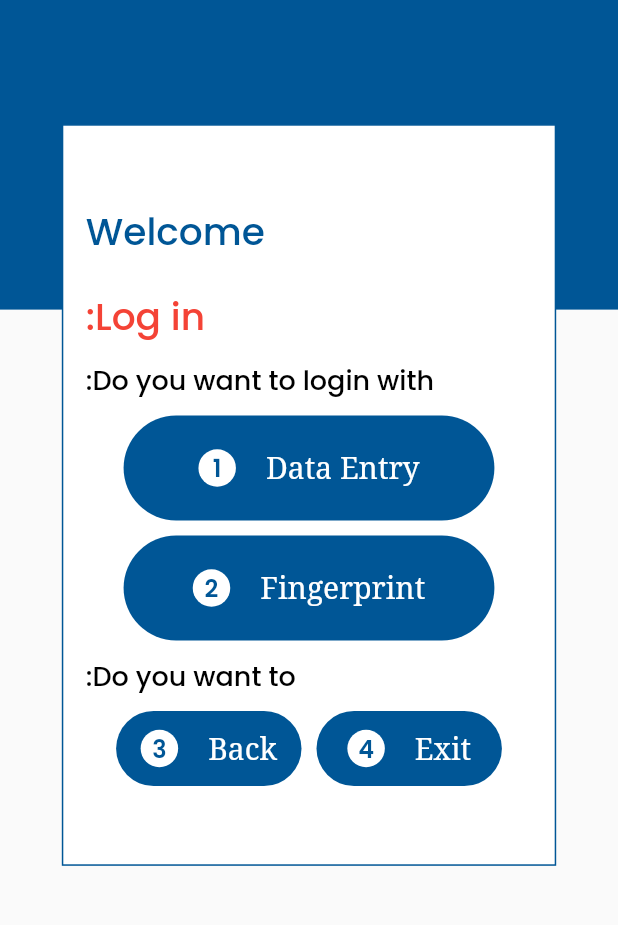
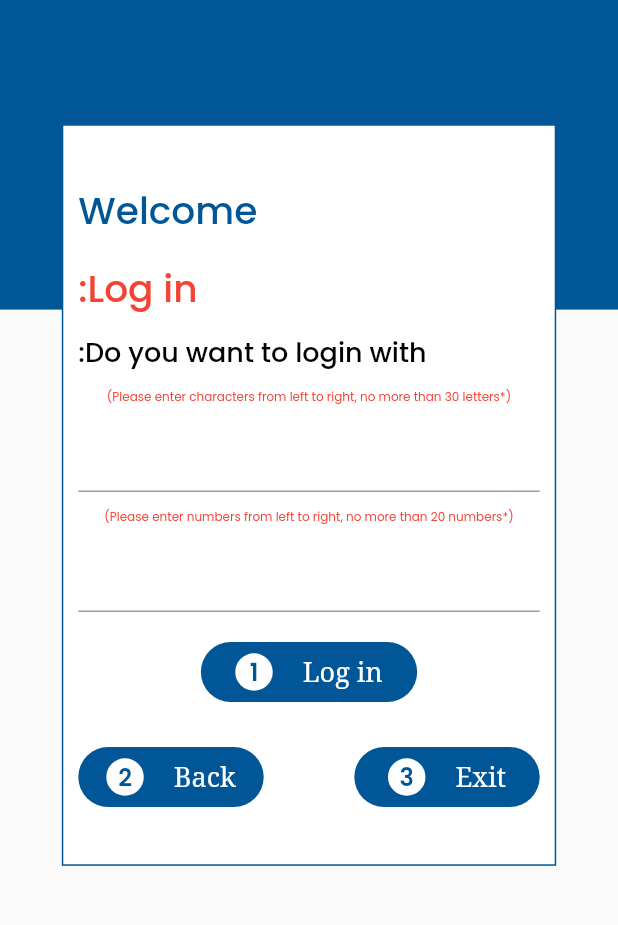
Before and after one commit to Shahzad-Official/ara_smart_app, a Flutter app: the LoginScreen3 screen opened directly, after a tap on an icon or button, on a phone screen of 412 x 824 dp, the part 123-1048 px from its top. Run offline on Flutter 3.47's test engine with Material 2 defaults, Android fonts, the light colour scheme and no system bars; our stand-ins replace flutter_spinkit, flutter_svg, get, google_fonts, speech_to_text.

Commit message:
Login with data entry done

```diff
--- a/lib/views/register_screens/login_screen3.dart
+++ b/lib/views/register_screens/login_screen3.dart
@@ -3,6 +3,9 @@ import 'package:ara_smart_app/widgets/app_button.dart';
 import 'package:ara_smart_app/widgets/app_text.dart';
 import 'package:ara_smart_app/widgets/background_screen.dart';
 import 'package:flutter/material.dart';
+import 'package:get/get.dart';
+
+import 'login_with_data_entry.dart';
 
 class LoginScreen3 extends StatelessWidget {
   const LoginScreen3({Key? key}) : super(key: key);
@@ -59,7 +62,9 @@ class LoginScreen3 extends StatelessWidget {
                     height: 10,
                   ),
                   InkWell(
-                    onTap: () {},
+                    onTap: () {
+                      Get.to(LoginWithData());
+                    },
                     child: CustomButton(
                       text: "Data Entry",
                       num: "1",
@@ -86,7 +91,7 @@ class LoginScreen3 extends StatelessWidget {
                     ),
                   ),
                   SizedBox(
-                    height: 10,
+                    height: 15,
                   ),
                   Row(
                     children: [
@@ -99,7 +104,7 @@ class LoginScreen3 extends StatelessWidget {
                     ],
                   ),
                   SizedBox(
-                    height: 10,
+                    height: 20,
                   ),
                   Row(
                     mainAxisAlignment: MainAxisAlignment.center,
--- /dev/null
+++ b/lib/views/register_screens/login_with_data_entry.dart
@@ -0,0 +1,139 @@
+import 'package:ara_smart_app/widgets/app_button.dart';
+import 'package:ara_smart_app/widgets/background_screen.dart';
+import 'package:flutter/material.dart';
+
+import '../../constants/app_colors.dart';
+import '../../widgets/app_text.dart';
+
+class LoginWithData extends StatelessWidget {
+  LoginWithData({Key? key}) : super(key: key);
+
+  TextEditingController UserNameController = TextEditingController();
+  TextEditingController PasswordController = TextEditingController();
+  @override
+  Widget build(BuildContext context) {
+    return SafeArea(
+        child: Scaffold(
+      body: BackgroundScreen(
+        child: Padding(
+          padding: const EdgeInsets.only(left: 10.0, right: 10),
+          child: Column(
+            mainAxisAlignment: MainAxisAlignment.center,
+            children: [
+              Row(
+                children: [
+                  AppText(
+                    text: "Welcome",
+                    fontSize: 25,
+                    fontWeight: FontWeight.w500,
+                    color: AppColors.primaryColor,
+                  ),
+                ],
+              ),
+              SizedBox(
+                height: 15,
+              ),
+              Row(
+                children: [
+                  AppText(
+                    text: ":Log in",
+                    fontSize: 25,
+                    fontWeight: FontWeight.w500,
+                    color: Colors.red,
+                  ),
+                ],
+              ),
+              SizedBox(
+                height: 10,
+              ),
+              Row(
+                children: [
+                  AppText(
+                    text: ":Do you want to login with",
+                    fontSize: 18,
+                    fontWeight: FontWeight.w500,
+                    color: Colors.black,
+                  ),
+                ],
+              ),
+              SizedBox(
+                height: 10,
+              ),
+              AppText(
+                text:
+                    "(Please enter characters from left to right, no more than 30 letters*)",
+                fontSize: 8,
+                color: Colors.red,
+              ),
+              SizedBox(
+                height: 10,
+              ),
+              TextFormField(
+                controller: UserNameController,
+              ),
+              SizedBox(
+                height: 10,
+              ),
+              AppText(
+                text:
+                    "(Please enter numbers from left to right, no more than 20 numbers*)",
+                fontSize: 8,
+                color: Colors.red,
+              ),
+              SizedBox(
+                height: 10,
+              ),
+              TextFormField(
+                controller: PasswordController,
+              ),
+              SizedBox(
+                height: 20,
+              ),
+              InkWell(
+                onTap: () {},
+                child: CustomButton(
+                  text: "Log in",
+                  num: "1",
+                  height: 40,
+                  fontSize: 18,
+                  color: Colors.white,
+                  width: MediaQuery.of(context).size.width * 0.35,
+                ),
+              ),
+              SizedBox(
+                height: 30,
+              ),
+              Row(
+                mainAxisAlignment: MainAxisAlignment.spaceBetween,
+                children: [
+                  InkWell(
+                    onTap: () {},
+                    child: CustomButton(
+                      text: "Back",
+                      num: "2",
+                      height: 40,
+                      fontSize: 18,
+                      color: Colors.white,
+                      width: MediaQuery.of(context).size.width * 0.30,
+                    ),
+                  ),
+                  InkWell(
+                    onTap: () {},
+                    child: CustomButton(
+                      text: "Exit",
+                      num: "3",
+                      height: 40,
+                      fontSize: 18,
+                      color: Colors.white,
+                      width: MediaQuery.of(context).size.width * 0.30,
+                    ),
+                  ),
+                ],
+              ),
+            ],
+          ),
+        ),
+      ),
+    ));
+  }
+}
```
